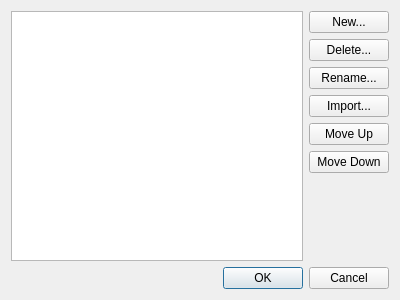
Old version of the form common/lc_partpalettedialog.ui in the repository nathaneltitane/studworx.
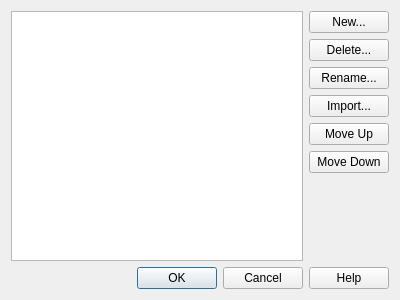
New version of the form.

Commit message: Add help for minifigures, palettes, and inventory imports

Diff of the .ui file:
```diff
--- a/common/lc_partpalettedialog.ui
+++ b/common/lc_partpalettedialog.ui
@@ -86,7 +86,7 @@
       <enum>Qt::Horizontal</enum>
      </property>
      <property name="standardButtons">
-      <set>QDialogButtonBox::Cancel|QDialogButtonBox::Ok</set>
+      <set>QDialogButtonBox::Cancel|QDialogButtonBox::Help|QDialogButtonBox::Ok</set>
      </property>
     </widget>
    </item>
```
Left out of the diff: 39 changed lines with no effect on the pictures. The commit also changes 13 other files.
